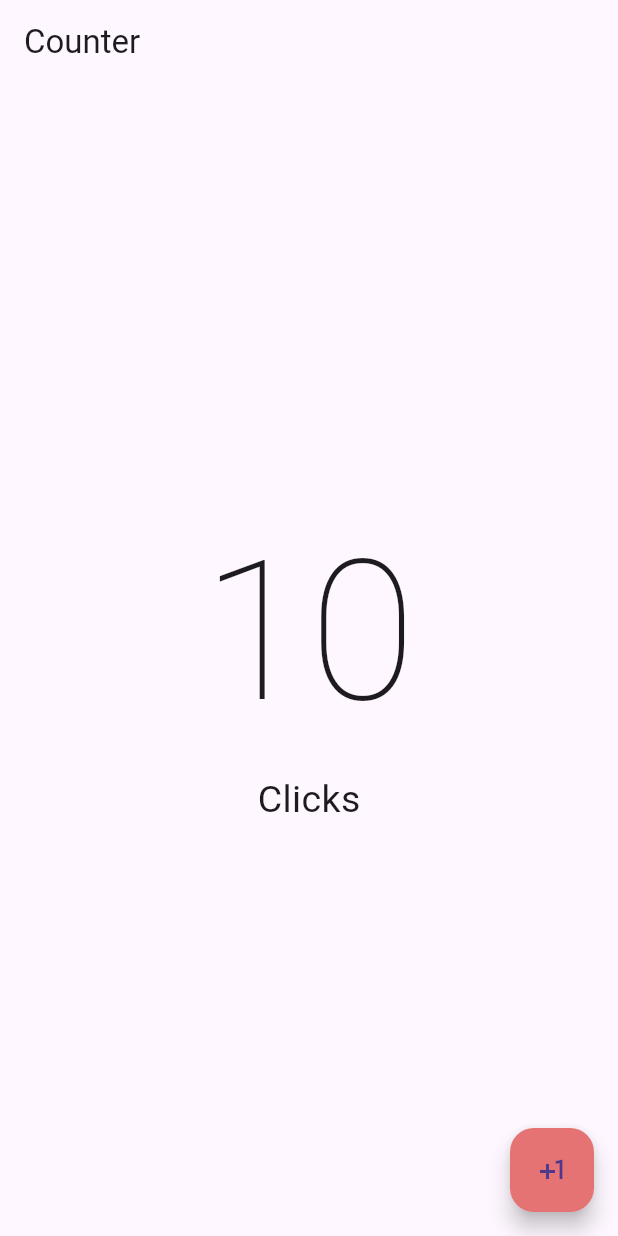
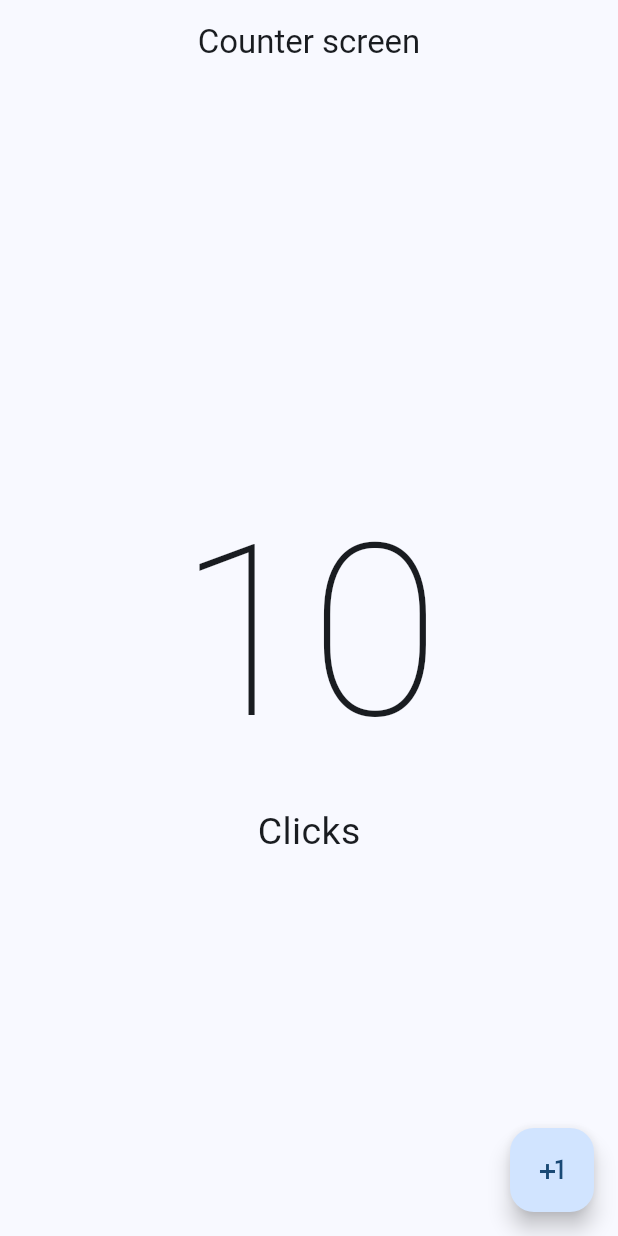
Before and after one commit to JhonnSantiagoBernalJuradoCampus/Contador-flutter, a Flutter app: the screen it shows after launch, on a phone screen of 412 x 824 dp. Run offline on Flutter 3.47's test engine with Material 3 defaults, Android fonts, the phone set to English and light mode, and no system bars.

Commit message:
Se conoce el theme en el MaterialApp, useMaterial3 para que todo se vea mas bonito y que se puede definir un colorSchemeSeed

```diff
--- a/lib/main.dart
+++ b/lib/main.dart
@@ -13,10 +13,13 @@ class MyApp extends StatelessWidget {
 
   @override
   Widget build(BuildContext context) {
-    return const MaterialApp(
+    return  MaterialApp(
       debugShowCheckedModeBanner: false,
-      home: CounterScreen()
+      home: const CounterScreen(),
+      theme: ThemeData(
+        colorSchemeSeed: Colors.blue,
+        useMaterial3: true
+      ),
     );
   }
-
 }
--- a/lib/presentation/screens/counter/counter_screen.dart
+++ b/lib/presentation/screens/counter/counter_screen.dart
@@ -8,7 +8,8 @@ class CounterScreen extends StatelessWidget {
     return  Scaffold(
       //Titulo
       appBar: AppBar(
-        title: const Text('Counter'),
+        centerTitle: true,
+        title: const Text('Counter screen'),
       ),
       body: const Center(
         child: Column(
@@ -16,7 +17,7 @@ class CounterScreen extends StatelessWidget {
           children: <Widget>[
             Text(
               '10',
-              style: TextStyle(fontSize: 130, fontWeight: FontWeight.w100),
+              style: TextStyle(fontSize: 160, fontWeight: FontWeight.w100),
             ),
             Text('Clicks',
             style: TextStyle(fontSize: 25),)
@@ -24,7 +25,6 @@ class CounterScreen extends StatelessWidget {
         )
       ),
       floatingActionButton: FloatingActionButton(
-        backgroundColor: Colors.red.shade300,
         onPressed: () {
           Navigator.of(context).push(MaterialPageRoute(builder: (context) => const CounterScreen()));
         },
```
